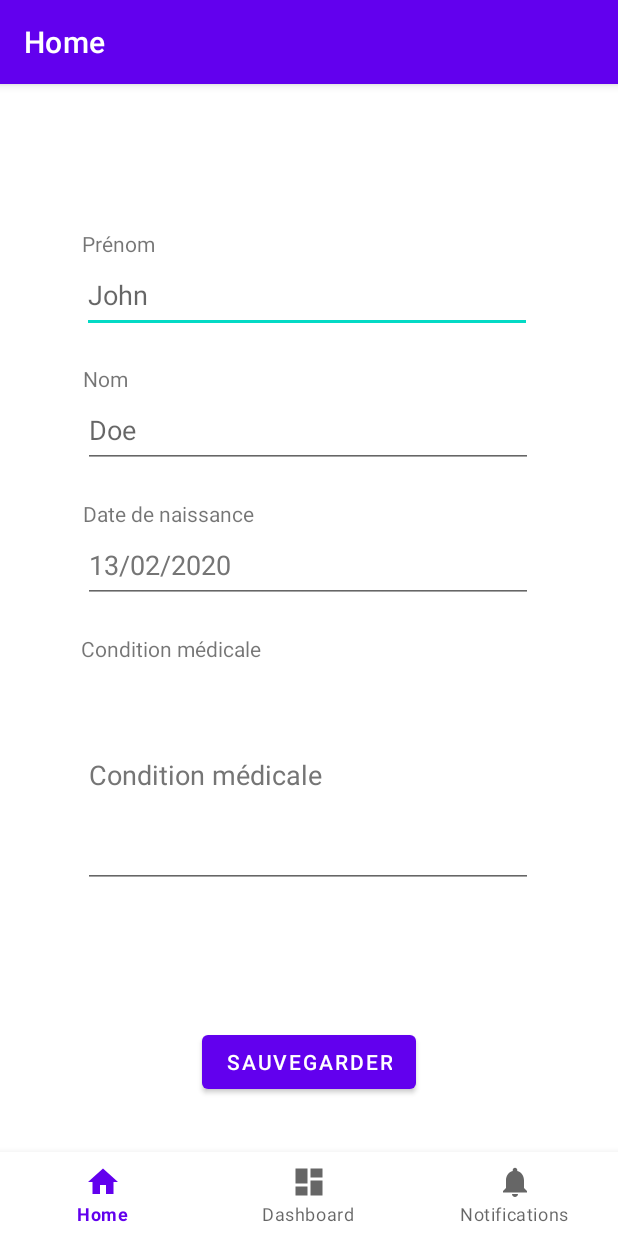
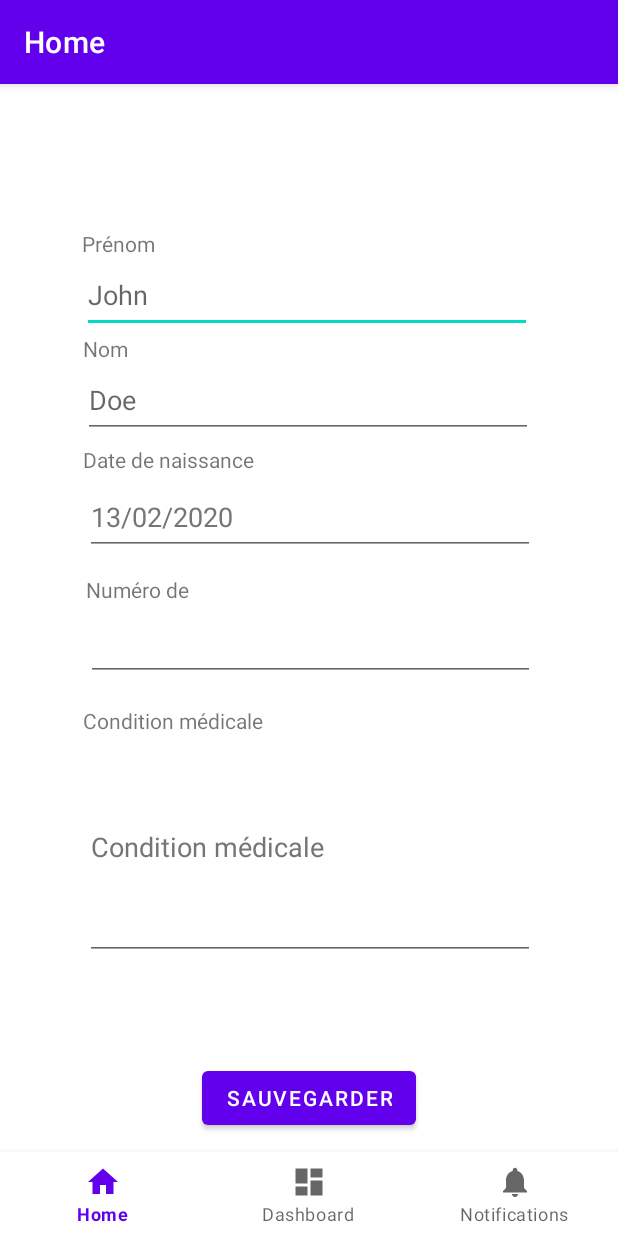
Before and after one commit to Daitori/PST-Projet_android, an Android app: the screen it shows after launch (MainActivity), on a phone screen of 412 x 824 dp. Run offline under Robolectric (Android 15) with nearby library versions, the phone set to English and light mode, and no system bars; our stand-ins replace navigation-ui.

Commit message:
Interface num secu add

```diff
--- a/Final/app/src/main/res/layout/fragment_home.xml
+++ b/Final/app/src/main/res/layout/fragment_home.xml
@@ -37,7 +37,7 @@
         android:id="@+id/Nom"
         android:layout_width="300dp"
         android:layout_height="50dp"
-        android:layout_marginTop="40dp"
+        android:layout_marginTop="20dp"
         android:hint="@string/Val_Nom"
         android:importantForAutofill="no"
         android:inputType="text"
@@ -62,13 +62,13 @@
         android:id="@+id/Birth"
         android:layout_width="300dp"
         android:layout_height="50dp"
-        android:layout_marginTop="40dp"
+        android:layout_marginTop="28dp"
         android:hint="@string/Date_hint"
         android:importantForAutofill="no"
         android:inputType="date"
         android:textColorHint="#757575"
         app:layout_constraintEnd_toEndOf="parent"
-        app:layout_constraintHorizontal_bias="0.495"
+        app:layout_constraintHorizontal_bias="0.504"
         app:layout_constraintStart_toStartOf="parent"
         app:layout_constraintTop_toBottomOf="@+id/Nom" />
 
@@ -76,39 +76,39 @@
         android:id="@+id/textView3"
         android:layout_width="wrap_content"
         android:layout_height="wrap_content"
+        android:layout_marginBottom="4dp"
         android:text="@string/Text_Birth"
         app:layout_constraintBottom_toTopOf="@+id/Birth"
         app:layout_constraintEnd_toEndOf="parent"
         app:layout_constraintHorizontal_bias="0.185"
-        app:layout_constraintStart_toStartOf="parent"
-        app:layout_constraintTop_toTopOf="parent"
-        app:layout_constraintVertical_bias="1.0" />
+        app:layout_constraintStart_toStartOf="parent" />
 
     <EditText
         android:id="@+id/Condition"
         android:layout_width="300dp"
         android:layout_height="150dp"
-        android:layout_marginTop="40dp"
+        android:layout_marginTop="36dp"
         android:hint="@string/condition"
         android:importantForAutofill="no"
         android:inputType="text"
         android:textColorHint="#757575"
         app:layout_constraintEnd_toEndOf="parent"
-        app:layout_constraintHorizontal_bias="0.495"
+        app:layout_constraintHorizontal_bias="0.504"
         app:layout_constraintStart_toStartOf="parent"
-        app:layout_constraintTop_toBottomOf="@+id/Birth"
+        app:layout_constraintTop_toBottomOf="@+id/editTextNumber"
         tools:ignore="DuplicateSpeakableTextCheck" />
 
     <TextView
         android:id="@+id/textView4"
         android:layout_width="wrap_content"
         android:layout_height="wrap_content"
+        android:layout_marginTop="8dp"
         android:text="@string/condition"
         app:layout_constraintBottom_toTopOf="@+id/Condition"
         app:layout_constraintEnd_toEndOf="parent"
-        app:layout_constraintHorizontal_bias="0.184"
+        app:layout_constraintHorizontal_bias="0.189"
         app:layout_constraintStart_toStartOf="parent"
-        app:layout_constraintTop_toTopOf="parent"
+        app:layout_constraintTop_toBottomOf="@+id/editTextNumber"
         app:layout_constraintVertical_bias="1.0" />
 
     <Button
@@ -121,5 +121,30 @@
         app:layout_constraintStart_toStartOf="parent"
         app:layout_constraintTop_toBottomOf="@id/Condition" />
 
+    <EditText
+        android:id="@+id/editTextNumber"
+        android:layout_width="299dp"
+        android:layout_height="52dp"
+        android:layout_marginTop="32dp"
+        android:ems="10"
+        android:inputType="number"
+        app:layout_constraintEnd_toEndOf="parent"
+        app:layout_constraintHorizontal_bias="0.508"
+        app:layout_constraintStart_toStartOf="parent"
+        app:layout_constraintTop_toBottomOf="@+id/Birth" />
+
+    <TextView
+        android:id="@+id/textView5"
+        android:layout_width="74dp"
+        android:layout_height="19dp"
+        android:layout_marginTop="13dp"
+        android:text="@string/TxtValNumSec"
+        app:layout_constraintBottom_toTopOf="@+id/editTextNumber"
+        app:layout_constraintEnd_toEndOf="parent"
+        app:layout_constraintHorizontal_bias="0.169"
+        app:layout_constraintStart_toStartOf="parent"
+        app:layout_constraintTop_toBottomOf="@+id/Birth"
+        app:layout_constraintVertical_bias="0.0" />
+
 
 </androidx.constraintlayout.widget.ConstraintLayout>
--- a/Final/app/src/main/res/values/strings.xml
+++ b/Final/app/src/main/res/values/strings.xml
@@ -15,4 +15,5 @@
     <string name="numcontact">+33786546888</string>
     <string name="Val_Nom">Doe</string>
     <string name="BtnTestTxt">Test</string>
+    <string name="TxtValNumSec">Numéro de sécurité social</string>
 </resources>
```
